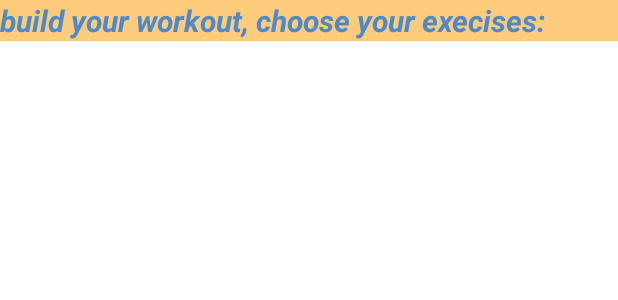
After one commit to orad-cohen/Gymi, an Android app: the layout builed_new_workout.xml on its own in the app's theme, with its tools: preview values and no code run, on a phone screen of 412 x 824 dp. The commit adds this screen. Shown: the top 300 px of the screen. Run offline under Robolectric (Android 15) with nearby library versions, the phone set to English and light mode, and no system bars.

Commit message:
updating suits pics

```diff
--- /dev/null
+++ b/app/src/main/res/layout/builed_new_workout.xml
@@ -0,0 +1,20 @@
+<?xml version="1.0" encoding="utf-8"?>
+<RelativeLayout xmlns:android="http://schemas.android.com/apk/res/android"
+    xmlns:app="http://schemas.android.com/apk/res-auto"
+    android:layout_width="match_parent"
+    android:layout_height="match_parent">
+
+    <TextView
+        android:id="@+id/textView"
+        android:layout_width="fill_parent"
+        android:layout_height="wrap_content"
+        android:background="@color/orange"
+        android:text="build your workout, choose your execises: "
+        android:textColor="@color/lightBlue"
+        android:textSize="20dp"
+        android:textStyle="bold|italic" />
+
+
+
+
+</RelativeLayout>
--- a/app/src/main/res/layout/trainee_choose_workout.xml
+++ b/app/src/main/res/layout/trainee_choose_workout.xml
@@ -19,7 +19,6 @@
         android:layout_height="wrap_content"
         android:layout_below="@id/my_workout"
         android:layout_centerInParent="true"
-
         android:text="upload workout" />
 
     <Button
@@ -28,4 +27,5 @@
         android:layout_height="wrap_content"
         android:layout_centerInParent="true"
         android:text="my workout" />
+
 </RelativeLayout>
```
Also changed, not shown: app/src/main/res/drawable/abs.jpg, app/src/main/res/drawable/abs2.jpg (deleted), app/src/main/res/drawable/back.jpg (deleted), app/src/main/res/drawable/back_hand.jpg (added), app/src/main/res/drawable/chest.jpg, app/src/main/res/drawable/eliptical.jpg (deleted), app/src/main/res/drawable/halichon.jpg (deleted), app/src/main/res/drawable/hand.jpg, app/src/main/res/drawable/leg.jpg (deleted), app/src/main/res/drawable/poli.jpg (deleted), app/src/main/res/drawable/rear_hand.jpg (deleted), app/src/main/res/drawable/squt.jpg (added).
